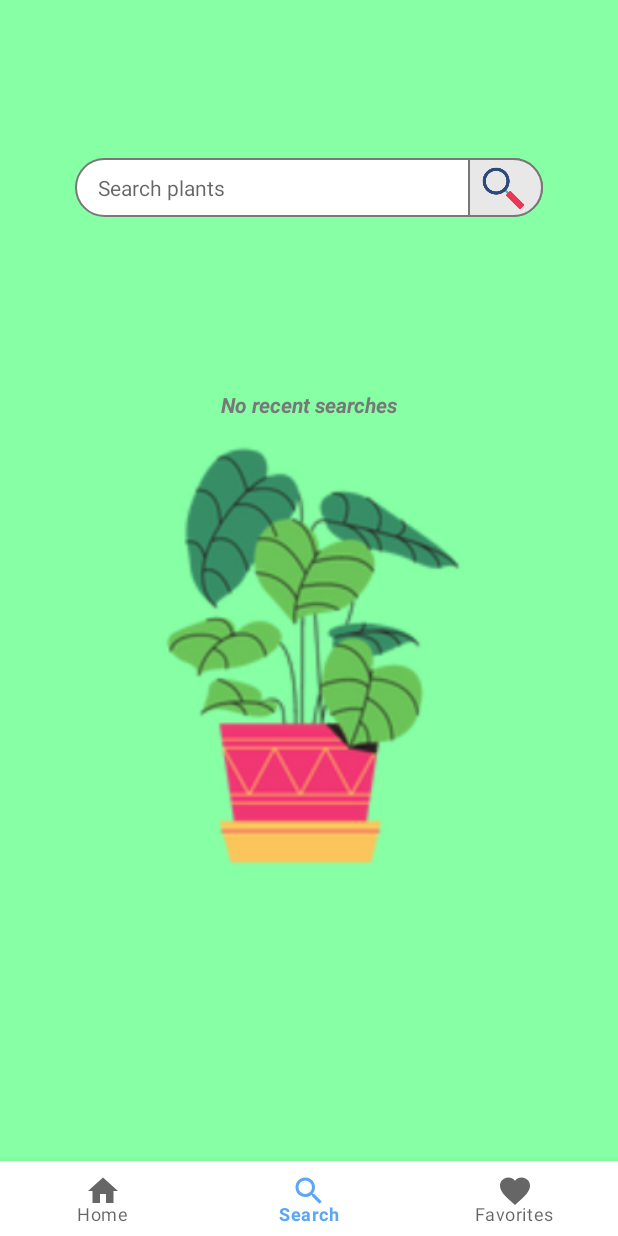
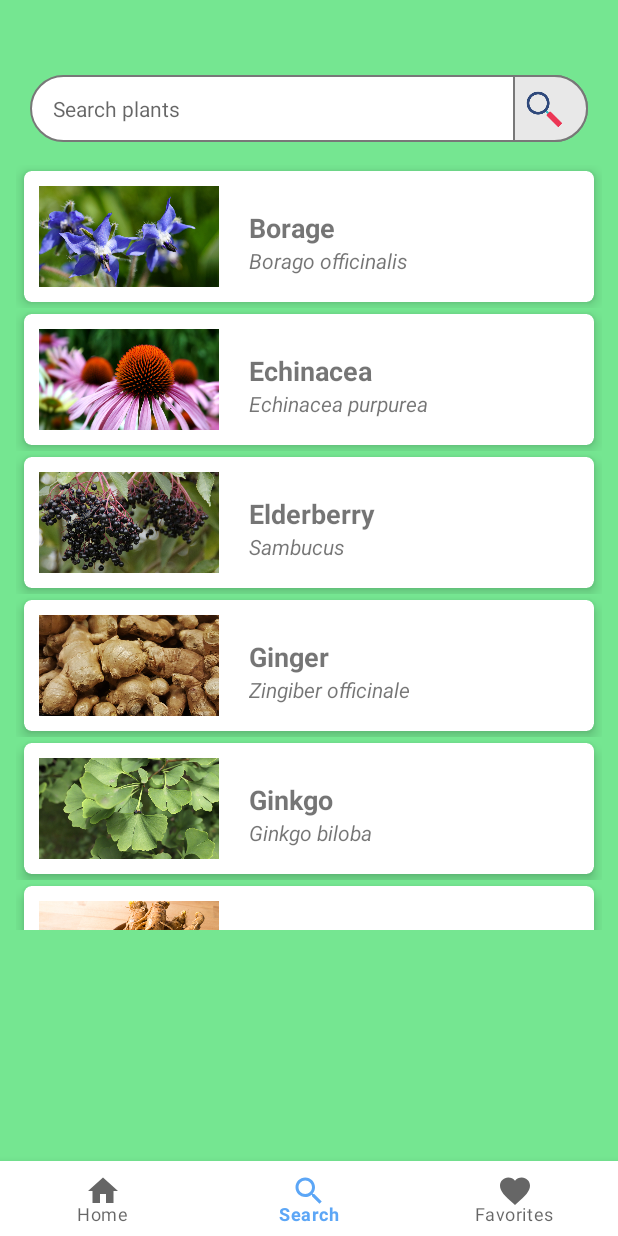
Before and after one commit to bokz02/Hervmed, an Android app: the screen it shows after launch (MainActivity), item 2 of the bottom bar chosen, on a phone screen of 412 x 824 dp. Run offline under Robolectric (Android 15) with nearby library versions, the phone set to English and light mode, and no system bars.

Commit message:
Added Search Function, Fixed Did you know feature

```diff
--- a/app/src/main/AndroidManifest.xml
+++ b/app/src/main/AndroidManifest.xml
@@ -13,7 +13,7 @@
             android:name=".InformationActivity"
             android:exported="false" />
         <activity
-            android:name=".PopularActivity"
+            android:name=".RecyclerViewContainer"
             android:exported="false" />
         <activity
             android:name=".MainActivity"
--- a/app/src/main/java/com/example/hervmed2/Fragment1.java
+++ b/app/src/main/java/com/example/hervmed2/Fragment1.java
@@ -2,6 +2,7 @@ package com.example.hervmed2;
 
 import android.annotation.SuppressLint;
 import android.content.Intent;
+import android.content.res.TypedArray;
 import android.os.Bundle;
 import android.provider.ContactsContract;
 import android.text.Html;
@@ -21,49 +22,21 @@ import androidx.fragment.app.Fragment;
 import androidx.fragment.app.FragmentManager;
 import androidx.fragment.app.FragmentTransaction;
 
+import java.util.Random;
+
 public class Fragment1 extends Fragment {
-
+    TextView textDidYouKnow;
     ImageButton btnPopular,btnTraditional, btnRare, btnCommon, btnDrugs, btnPoisonous, btnEdible;
     private View v;
-
-
-
-
-    public void initViews(){
-        btnPopular = (ImageButton)v.findViewById(R.id.heart1);
-        btnTraditional = (ImageButton) v.findViewById(R.id.leaf2);
-        btnRare = (ImageButton) v.findViewById(R.id.leaf3);
-        btnCommon = (ImageButton) v.findViewById(R.id.leaf4);
-        btnDrugs = (ImageButton) v.findViewById(R.id.drug);
-        btnPoisonous = (ImageButton) v.findViewById(R.id.poison);
-        btnEdible = (ImageButton) v.findViewById(R.id.edible);
-
-    }
-
-
-    //Remove action bar animation when hiding
-    @SuppressLint("RestrictedApi")
-    @Override
-    public void onStop() {
-        super.onStop();
-        ActionBar supportActionBar = ((AppCompatActivity) requireActivity()).getSupportActionBar();
-        if (supportActionBar != null)
-            supportActionBar.setShowHideAnimationEnabled(false);
-        assert supportActionBar != null;
-        supportActionBar.show();
-    }
-
-
 
     @Nullable
     @Override
     public View onCreateView(@NonNull LayoutInflater inflater, @Nullable ViewGroup container, @Nullable Bundle savedInstanceState) {
         v = inflater.inflate(R.layout.fragment1,container,false);
 
+        initViews();
         onStop();
-
         ((MainActivity) requireActivity()).hideActionBarInFragment();
-
          btnPopular1();
          BtnTraditional();
          btnRare();
@@ -71,7 +44,7 @@ public class Fragment1 extends Fragment {
          btnDrug();
          btnPoison();
          btnEdiblee();
-
+         randomFacts();
 
         return v;
     }
@@ -162,5 +135,35 @@ public class Fragment1 extends Fragment {
         });
     }
 
+    public void initViews(){
+        btnPopular = (ImageButton)v.findViewById(R.id.heart1);
+        btnTraditional = (ImageButton) v.findViewById(R.id.leaf2);
+        btnRare = (ImageButton) v.findViewById(R.id.leaf3);
+        btnCommon = (ImageButton) v.findViewById(R.id.leaf4);
+        btnDrugs = (ImageButton) v.findViewById(R.id.drug);
+        btnPoisonous = (ImageButton) v.findViewById(R.id.poison);
+        btnEdible = (ImageButton) v.findViewById(R.id.edible);
+        textDidYouKnow = (TextView) v.findViewById(R.id.textViewDidYouKnow);
+
+    }
+
+    //Remove action bar animation when hiding
+    @SuppressLint("RestrictedApi")
+    @Override
+    public void onStop() {
+        super.onStop();
+        ActionBar supportActionBar = ((AppCompatActivity) requireActivity()).getSupportActionBar();
+        if (supportActionBar != null)
+            supportActionBar.setShowHideAnimationEnabled(false);
+        assert supportActionBar != null;
+        supportActionBar.show();
+    }
+
+    public void randomFacts(){
+        String[] myArray = getResources().getStringArray(R.array.DidYouKnow);
+        Random random = new Random();
+        textDidYouKnow.setText(myArray[random.nextInt(myArray.length - 1)]);
+    }
+
 
 }
--- a/app/src/main/java/com/example/hervmed2/Fragment2.java
+++ b/app/src/main/java/com/example/hervmed2/Fragment2.java
@@ -1,10 +1,14 @@
 package com.example.hervmed2;
 
 import android.annotation.SuppressLint;
+import android.content.Intent;
 import android.os.Bundle;
+import android.text.Editable;
+import android.text.TextWatcher;
 import android.view.LayoutInflater;
 import android.view.View;
 import android.view.ViewGroup;
+import android.widget.EditText;
 
 import androidx.annotation.NonNull;
 import androidx.annotation.Nullable;
@@ -12,35 +16,100 @@ import androidx.appcompat.app.ActionBar;
 import androidx.appcompat.app.AppCompatActivity;
 import androidx.fragment.app.Fragment;
 import androidx.fragment.app.FragmentManager;
+import androidx.recyclerview.widget.LinearLayoutManager;
+import androidx.recyclerview.widget.RecyclerView;
 
+import java.lang.reflect.Array;
+import java.util.ArrayList;
+import java.util.Arrays;
+import java.util.Collections;
+import java.util.Comparator;
 import java.util.Objects;
 
-public class Fragment2 extends Fragment {
-
-    //Remove action bar animation when hiding
-    @SuppressLint("RestrictedApi")
-    @Override
-    public void onStop() {
-        super.onStop();
-        ActionBar supportActionBar = ((AppCompatActivity) requireActivity()).getSupportActionBar();
-        if (supportActionBar != null)
-            supportActionBar.setShowHideAnimationEnabled(false);
-        assert supportActionBar != null;
-        supportActionBar.show();
-    }
-
+public class Fragment2 extends Fragment implements HerbAdapter.OnNoteListenerHerb{
+    ArrayList<HerbItems> herbItems = new ArrayList<>();
+    EditText editText;
+    View view;
+    HerbAdapter hAdapter;
 
     @Nullable
     @Override
     public View onCreateView(@NonNull LayoutInflater inflater, @Nullable ViewGroup container, @Nullable Bundle savedInstanceState) {
-        ViewGroup rootView = (ViewGroup) inflater.inflate(R.layout.fragment2,container,false);
+        view = (ViewGroup) inflater.inflate(R.layout.fragment2,container,false);
 
-        onStop();
         ((MainActivity) requireActivity()).hideActionBarInFragment(); // hide action bar in fragment
 
+        initialize();
+
+        RecyclerView recyclerView = view.findViewById(R.id.searchRecyclerView);
+        recyclerView.setLayoutManager(new LinearLayoutManager(getContext()));
+        hAdapter = new HerbAdapter(initHerb(), this);
+        recyclerView.setAdapter(hAdapter);
+
+        textListener(); // Filter list when searching
+        sortArrayList();
 
 
+        return view;
+    }
 
-        return rootView;
+    @SuppressLint("NotifyDataSetChanged")
+    public void sortArrayList(){
+        Collections.sort(herbItems, new Comparator<HerbItems>() {
+            @Override
+            public int compare(HerbItems herbItems, HerbItems t1) {
+                return herbItems.getTitle().compareTo(t1.getTitle());
+            }
+        });
+
+        hAdapter.notifyDataSetChanged();
     }
+
+    private ArrayList<HerbItems> initHerb(){
+
+        herbItems.add(new HerbItems(R.drawable.borage, "Borage", "Borago officinalis"));
+        herbItems.add(new HerbItems(R.drawable.echinacea, "Echinacea", "Echinacea purpurea"));
+        herbItems.add(new HerbItems(R.drawable.elderberry, "Elderberry", "Sambucus"));
+        herbItems.add(new HerbItems(R.drawable.ginger, "Ginger", "Zingiber officinale"));
+        herbItems.add(new HerbItems(R.drawable.ginkgo_biloba, "Ginkgo", "Ginkgo biloba"));
+        herbItems.add(new HerbItems(R.drawable.ginseng, "Ginseng", "Panax ginseng"));
+        herbItems.add(new HerbItems(R.drawable.st_johns_wort, "St. John's Wort", "Hypericum perforatum"));
+        herbItems.add(new HerbItems(R.drawable.turmeric, "Turmeric", "Curcuma longa"));
+        herbItems.add(new HerbItems(R.drawable.valerian, "Valerian", "Valeriana officinalis"));
+        return herbItems;
+    }
+
+    @Override
+    public void onNoteClick(int position) {
+        Intent intent = new Intent(getActivity(), InformationActivity.class);
+        intent.putExtra("Example", herbItems.get(position));
+
+
+        startActivity(intent);
+
+    }
+
+    public void initialize(){
+        editText = view.findViewById(R.id.ediTextSearch);
+    }
+
+    public void textListener(){
+        editText.addTextChangedListener(new TextWatcher() {
+            @Override
+            public void beforeTextChanged(CharSequence charSequence, int i, int i1, int i2) {
+
+            }
+
+            @Override
+            public void onTextChanged(CharSequence charSequence, int i, int i1, int i2) {
+
+            }
+
+            @Override
+            public void afterTextChanged(Editable editable) {
+                hAdapter.getFilter().filter(editable);
+            }
+        });
+    }
+
 }
--- a/app/src/main/java/com/example/hervmed2/FragmentRare.java
+++ b/app/src/main/java/com/example/hervmed2/FragmentRare.java
@@ -5,8 +5,6 @@ import android.os.Bundle;
 import androidx.annotation.NonNull;
 import androidx.annotation.Nullable;
 import androidx.fragment.app.Fragment;
-import androidx.recyclerview.widget.LinearLayoutManager;
-import androidx.recyclerview.widget.RecyclerView;
 
 import android.view.LayoutInflater;
 import android.view.View;
@@ -18,7 +16,7 @@ public class FragmentRare extends Fragment{
     @Nullable
     @Override
     public View onCreateView(@NonNull LayoutInflater inflater, @Nullable ViewGroup container, @Nullable Bundle savedInstanceState) {
-        View view = LayoutInflater.from(getContext()).inflate(R.layout.activity_popular, container, false);
+        View view = LayoutInflater.from(getContext()).inflate(R.layout.activity_recyclerview_container, container, false);
 
         return view;
     }
--- a/app/src/main/java/com/example/hervmed2/MainActivity.java
+++ b/app/src/main/java/com/example/hervmed2/MainActivity.java
@@ -3,35 +3,18 @@ package com.example.hervmed2;
 import androidx.annotation.NonNull;
 import androidx.appcompat.app.ActionBar;
 import androidx.appcompat.app.AppCompatActivity;
-import androidx.coordinatorlayout.widget.CoordinatorLayout;
-import androidx.core.content.ContextCompat;
 import androidx.fragment.app.Fragment;
 import androidx.recyclerview.widget.RecyclerView;
 
 import android.annotation.SuppressLint;
-import android.app.Activity;
 import android.app.AlertDialog;
 import android.content.DialogInterface;
-import android.content.Intent;
-import android.graphics.drawable.ColorDrawable;
-import android.graphics.drawable.Drawable;
-import android.text.Html;
-import android.view.View;
-import android.view.Window;
-import android.view.Menu;
-import android.view.MenuInflater;
 import android.view.WindowManager;
 import android.os.Bundle;
 import android.view.MenuItem;
-import android.widget.Button;
-import android.widget.ImageButton;
-import android.widget.Toast;
-import android.widget.Toolbar;
 
 import com.google.android.material.bottomnavigation.BottomNavigationView;
 import com.google.android.material.navigation.NavigationBarView;
-
-import java.util.Objects;
 
 public class MainActivity extends AppCompatActivity{
 
@@ -46,14 +29,6 @@ public class MainActivity extends AppCompatActivity{
                 .replace(R.id.fragment_Container, fragment)
                 .commit();
     }//FRAGMENT LOADER
-
-
-    @Override
-    public boolean onCreateOptionsMenu(Menu menu) {
-        MenuInflater inflater = getMenuInflater();
-        inflater.inflate(R.menu.settings_button, menu);
-        return true;
-    }
 
 
     public void hideActionBarInFragment() {
@@ -89,7 +64,7 @@ public class MainActivity extends AppCompatActivity{
 
 
         bottomNavigationView = (BottomNavigationView) findViewById(R.id.bottomNavigation);
-        popularRecView = (RecyclerView) findViewById(R.id.popularRecView);
+        popularRecView = (RecyclerView) findViewById(R.id.reyclerViewContainer);
 
         fragmentLoader(new Fragment1());
 
--- a/app/src/main/java/com/example/hervmed2/PopularActivity.java
+++ b/app/src/main/java/com/example/hervmed2/RecyclerViewContainer.java
@@ -10,7 +10,7 @@ import android.widget.TextView;
 
 import java.util.ArrayList;
 
-public class PopularActivity extends AppCompatActivity{
+public class RecyclerViewContainer extends AppCompatActivity{
 
 
 }
--- a/app/src/main/res/layout/activity_main.xml
+++ b/app/src/main/res/layout/activity_main.xml
@@ -7,12 +7,8 @@
     android:layout_width="match_parent"
     android:layout_height="match_parent"
     tools:context=".MainActivity"
-    android:id="@+id/relative">
-
-    <ImageView
-        android:layout_width="match_parent"
-        android:layout_height="match_parent"
-        android:background="@color/white"/>
+    android:id="@+id/relative"
+    android:background="@color/white">
 
 
     <FrameLayout
--- a/app/src/main/res/layout/activity_popular.xml
+++ b/app/src/main/res/layout/activity_recyclerview_container.xml
@@ -5,10 +5,10 @@
     android:layout_width="match_parent"
     android:layout_height="match_parent"
     android:id="@+id/parent"
-    tools:context=".PopularActivity">
+    tools:context=".RecyclerViewContainer">
 
     <androidx.recyclerview.widget.RecyclerView
-        android:id="@+id/popularRecView"
+        android:id="@+id/reyclerViewContainer"
         android:layout_width="match_parent"
         android:layout_height="wrap_content"
         android:layout_marginBottom="45dp"
--- a/app/src/main/res/layout/fragment2.xml
+++ b/app/src/main/res/layout/fragment2.xml
@@ -1,60 +1,34 @@
 <?xml version="1.0" encoding="utf-8"?>
 <androidx.constraintlayout.widget.ConstraintLayout xmlns:android="http://schemas.android.com/apk/res/android"
+    xmlns:app="http://schemas.android.com/apk/res-auto"
     android:layout_width="match_parent"
-    android:layout_height="match_parent">
+    android:layout_height="match_parent"
+    android:background="@color/greenPastel">
+
+    <ImageView
+        android:id="@+id/imageView2"
+        android:layout_width="match_parent"
+        android:layout_height="50dp"
+        app:layout_constraintBottom_toBottomOf="parent"
+        app:layout_constraintEnd_toEndOf="parent"
+        app:layout_constraintStart_toStartOf="parent" />
+
+
+    <androidx.constraintlayout.widget.ConstraintLayout
+        android:id="@+id/searchBar"
+        android:layout_width="match_parent"
+        android:layout_height="50dp"
+        android:layout_marginTop="50dp"
+        android:background="@color/greenPastel"
+        app:layout_constraintEnd_toEndOf="parent"
+        app:layout_constraintStart_toStartOf="parent"
+        app:layout_constraintTop_toTopOf="parent">
 
         <RelativeLayout
             android:layout_width="match_parent"
             android:layout_height="match_parent"
-        android:background="@color/greenPastelDark">
-
-        <RelativeLayout
-            android:layout_width="350dp"
-            android:layout_height="350dp"
-            android:layout_marginTop="260dp"
-            android:layout_centerHorizontal="true">
-
-            <TextView
-                android:layout_width="match_parent"
-                android:layout_height="20dp"
-                android:text="No recent searches"
-                android:gravity="center"
-                android:textStyle="italic|bold"
-                android:textColor="@color/solidGray"
-                android:textSize="14sp">
-
-            </TextView>
-
-            <ImageView
-                android:layout_width="match_parent"
-                android:layout_height="match_parent"
-                android:background="@drawable/plant1">
-
-            </ImageView>
-
-        </RelativeLayout>
-
-        <ImageView
-            android:id="@+id/green"
-            android:layout_width="match_parent"
-            android:layout_height="50dp"
-            android:layout_alignParentBottom="true"
-            android:background="@color/greenPastelDark"></ImageView>
-
-        <RelativeLayout
-            android:id="@+id/white"
-            android:layout_width="match_parent"
-            android:layout_height="50dp"
-            android:layout_marginTop="100dp"
-            android:layout_marginBottom="100dp"
-            android:background="@color/greenPastelDark">
-
-            <RelativeLayout
-                android:layout_width="match_parent"
-                android:layout_height="match_parent"
-                android:layout_marginLeft="50dp"
-                android:layout_marginTop="5dp"
-                android:layout_marginRight="50dp"
+            android:gravity="center_horizontal"
+            android:layout_marginHorizontal="20dp"
             android:layout_marginBottom="5dp"
             android:background="@drawable/search_background">
 
@@ -65,14 +39,15 @@
                 android:background="@drawable/search_background_button">
 
                 <ImageView
-                        android:layout_width="35dp"
-                        android:layout_height="35dp"
+                    android:layout_width="30dp"
+                    android:layout_height="30dp"
                     android:layout_centerVertical="true"
                     android:layout_marginLeft="5dp"
                     android:background="@drawable/search2" />
             </RelativeLayout>
 
             <EditText
+                android:id="@+id/ediTextSearch"
                 android:layout_width="260dp"
                 android:layout_height="100dp"
                 android:background="@null"
@@ -84,10 +59,20 @@
 
         </RelativeLayout>
 
-        </RelativeLayout>
+    </androidx.constraintlayout.widget.ConstraintLayout>
 
-    </RelativeLayout>
 
+    <androidx.recyclerview.widget.RecyclerView
+        android:id="@+id/searchRecyclerView"
+        android:layout_width="match_parent"
+        android:layout_height="530dp"
+        android:paddingHorizontal="5dp"
+        android:paddingVertical="10dp"
+        app:layout_constraintEnd_toEndOf="parent"
+        app:layout_constraintStart_toStartOf="parent"
+        app:layout_constraintTop_toBottomOf="@+id/searchBar">
+
+    </androidx.recyclerview.widget.RecyclerView>
 
 
 </androidx.constraintlayout.widget.ConstraintLayout>
--- a/app/src/main/res/menu/settings_button.xml
+++ b/app/src/main/res/menu/settings_button.xml
@@ -4,34 +4,5 @@
 
 
 
-    <item android:title="Settings">
-        <menu>
-            <item android:id="@+id/Music"
-                android:title="Music: On"
-                app:showAsAction="never"
-                />
-
-            <item android:id="@+id/Sound"
-                android:title="Sound effects: On"
-                app:showAsAction="never"
-                />
-
-            <item android:id="@+id/nightMode"
-                android:title="Night mode: On"
-                app:showAsAction="never"
-                />
-
-        </menu>
-    </item>
-
-    <item android:id="@+id/rate"
-        android:title="Rate us"
-        app:showAsAction="never"
-        />
-
-    <item
-        android:id="@+id/about"
-        android:title="About"
-        app:showAsAction="never"/>
 
 </menu>
--- a/app/src/main/res/values/strings.xml
+++ b/app/src/main/res/values/strings.xml
@@ -1,4 +1,17 @@
 <resources>
+
+    <string-array name="DidYouKnow">
+        <item>If onions make you cry when you chop them, it’s because they give off sulphenic acid, a serious irritant, when you cut them.</item>
+        <item>Some believe that oregano also helps ease the process of letting go – so it’s no surprise that a pizza after a break-up is often just the ticket.</item>
+        <item>Thyme, a fresh herb with a slight flavor of mint, is often used as a seasoning for fish, chicken or stuffing.</item>
+        <item>Rosemary, is a culinary plant with leaves that are similar to needles. Crushing the needles into a recipe gives it an instant pine flavor.</item>
+        <item>Oregano is a strong, spicy, fresh tasting herb that is mostly associated with Italian food like pizza and spaghetti sauce.</item>
+        <item>Herbs can be grown in the wild, in a garden or flower bed, or even in your house.</item>
+        <item>Herbs can be used fresh or dried. Some herbs have a stronger flavor when they are dried, but others have a stronger flavor when fresh.</item>
+        <item>Onions are one of the oldest foods known to the human race.</item>
+        <item>Sweet potatoes are one of the healthiest foods we can eat, as long as they aren’t covered in sugar and marshmallows.</item>
+        <item>The word “herb” comes from the Latin word herba, meaning grass, green stalks, or blades.</item>
+    </string-array>
     <string name="app_name">Hervmed2</string>
 
     <string name="chamomile_content"><b>Chamomile</b> (American English) or camomile (British English; see spelling differences) (/ˈkæməmaɪl, -miːl/ <i>KAM-ə-myle</i> or <i>KAM-ə-meel</i>), is the common name for several daisy-like plants of the family Asteraceae.\n\n Two of the species, <i>Matricaria recutita </i>, and  <i>Anthemis nobilis </i> are commonly used to make herbal infusions for beverages.\n\n There is insufficient scientific evidence that consuming chamomile in foods or beverages has any beneficial effect on health.\n\n<b>Benefits and its use</b>\nThe flowers are most often used to make tea, but the leaves may also be dried and used for making tea, medicinal extracts, or topical compresses.
```
Also changed, not shown: app/src/main/java/com/example/hervmed2/FragmentPopular.java (+3 -7 lines), app/src/main/java/com/example/hervmed2/FragmentTraditional.java (+2 -8 lines), app/src/main/java/com/example/hervmed2/HerbAdapter.java (+42 -2 lines), app/src/main/java/com/example/hervmed2/InformationActivity.java (+17 -15 lines), app/src/main/res/layout/fragment1.xml (+1 -16 lines). Lines whose indentation alone changed are shown as unchanged.
